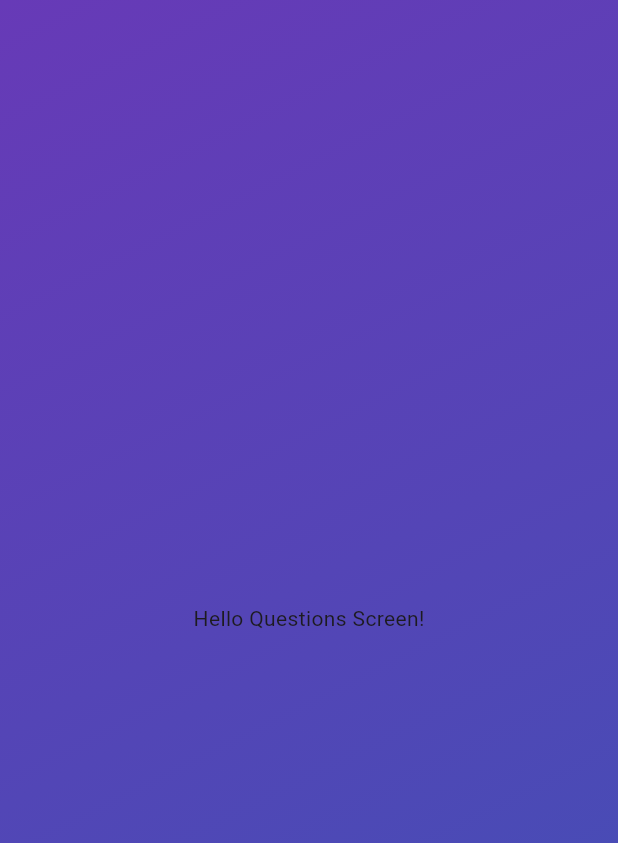
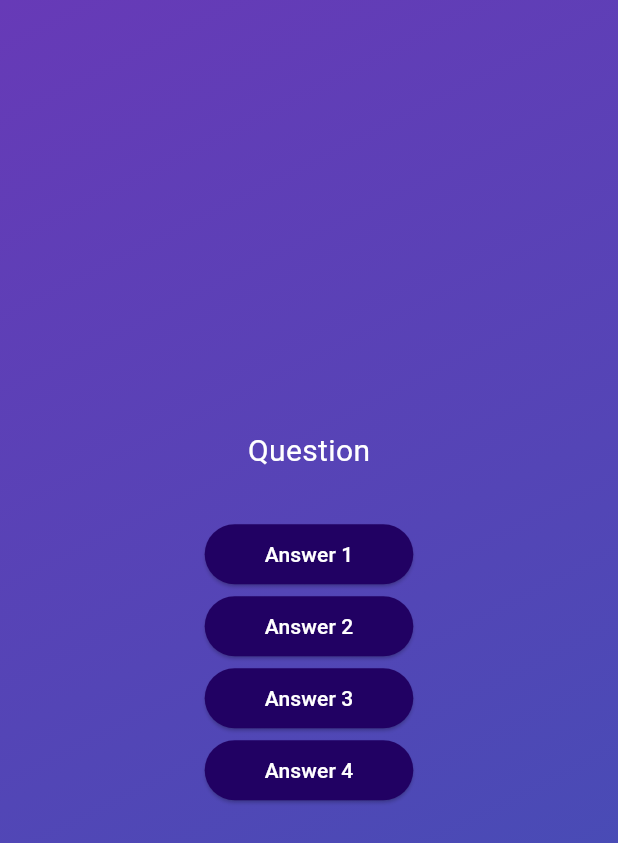
Before and after one commit to Vivekk-11/Quiz-App, a Flutter app: the screen it shows after launch, after a tap on "Start Quiz", on a phone screen of 412 x 824 dp. Shown: the top 843 px of the screen. Run offline on Flutter 3.47's test engine with Material 3 defaults, Android fonts, the phone set to English and light mode, and no system bars.

Commit message:
created the reusable button widget

```diff
--- /dev/null
+++ b/lib/answer_button.dart
@@ -0,0 +1,29 @@
+import 'package:flutter/material.dart';
+import 'package:flutter/widgets.dart';
+
+class AnswerButton extends StatelessWidget {
+  const AnswerButton(this.text, this.pressHandler, {super.key});
+
+  final String text;
+  final void Function() pressHandler;
+
+  @override
+  Widget build(BuildContext context) {
+    return ElevatedButton(
+      onPressed: pressHandler,
+      style: ElevatedButton.styleFrom(
+          padding: const EdgeInsets.symmetric(
+            horizontal: 40,
+            vertical: 10,
+          ),
+          foregroundColor: Colors.white,
+          backgroundColor: const Color.fromARGB(255, 33, 1, 99),
+          shape: RoundedRectangleBorder(
+            borderRadius: BorderRadius.circular(
+              40,
+            ),
+          )),
+      child: Text(text),
+    );
+  }
+}
--- a/lib/questions.dart
+++ b/lib/questions.dart
@@ -1,4 +1,5 @@
 import 'package:flutter/material.dart';
+import 'package:third_app/answer_button.dart';
 
 class QuestionsScreen extends StatefulWidget {
   const QuestionsScreen({super.key});
@@ -11,8 +12,26 @@ class QuestionsScreen extends StatefulWidget {
 class _QuestionsScreenState extends State<QuestionsScreen> {
   @override
   Widget build(context) {
-    return const Center(
-      child: Text("Hello Questions Screen!"),
+    return Center(
+      child: Column(
+        mainAxisSize: MainAxisSize.min,
+        children: [
+          const Text(
+            "Question",
+            style: TextStyle(
+              color: Colors.white,
+              fontSize: 20,
+            ),
+          ),
+          const SizedBox(
+            height: 30,
+          ),
+          AnswerButton("Answer 1", () {}),
+          AnswerButton("Answer 2", () {}),
+          AnswerButton("Answer 3", () {}),
+          AnswerButton("Answer 4", () {}),
+        ],
+      ),
     );
   }
 }
```
